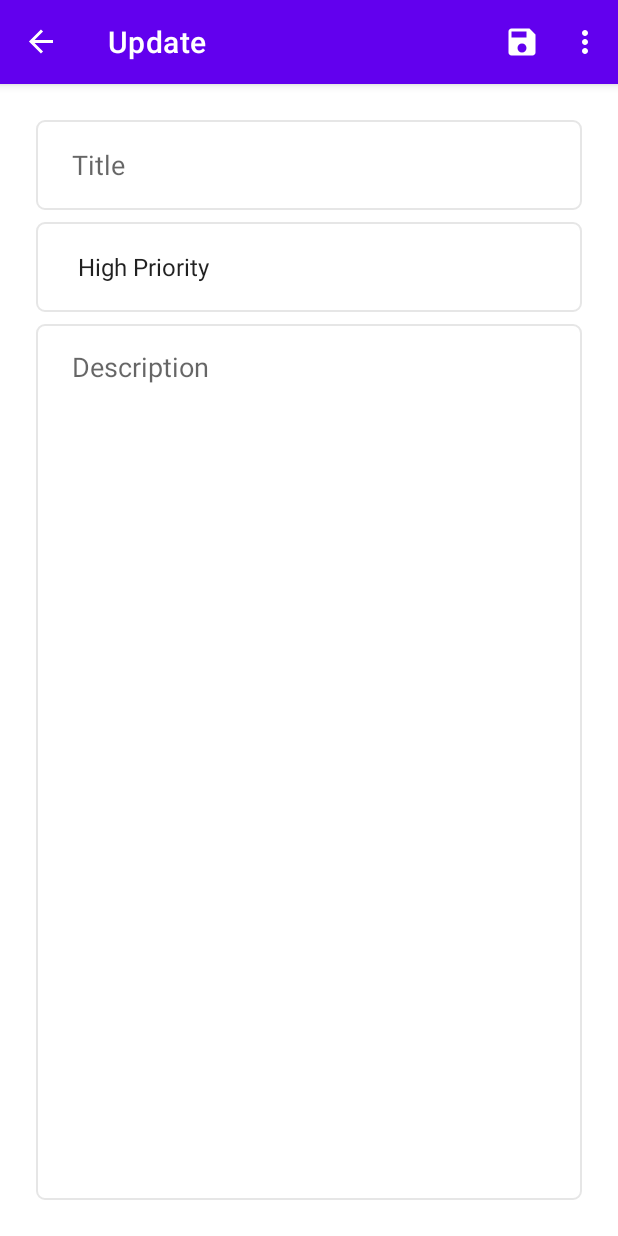
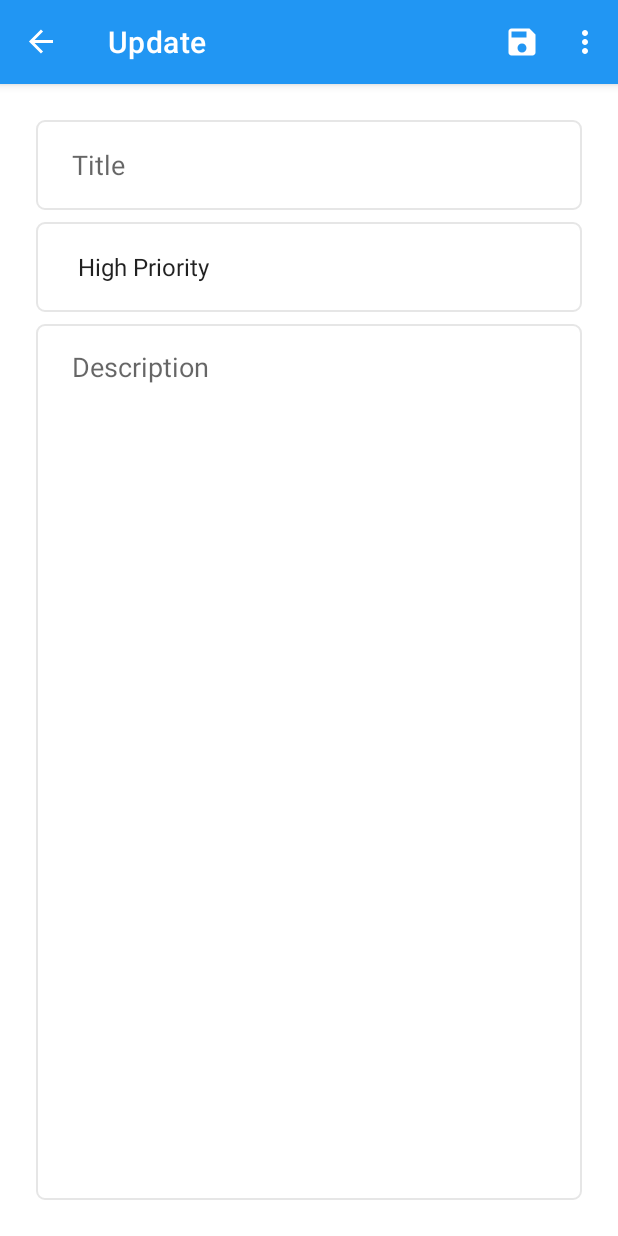
Before and after one commit to A-Fares/ToDo-App, an Android app: the UpdateFragment screen opened through its navigation route, on a phone screen of 412 x 824 dp. Run offline under Robolectric (Android 15) with nearby library versions, the phone set to English and light mode, and no system bars; our stand-ins replace Room's generated code, navigation-ui.

Commit message:
Change Themes

```diff
--- a/app/src/main/res/drawable/custom_input.xml
+++ b/app/src/main/res/drawable/custom_input.xml
@@ -4,7 +4,7 @@
     <item android:state_enabled="true" android:state_focused="true">
         <shape android:shape="rectangle">
             <solid android:color="@color/white"/>
-            <stroke android:width="1dp" android:color="@color/purple_500"/>
+            <stroke android:width="1dp" android:color="@color/blue_500"/>
             <corners android:radius="5dp"/>
         </shape>
     </item>
--- a/app/src/main/res/values-night/themes.xml
+++ b/app/src/main/res/values-night/themes.xml
@@ -2,12 +2,12 @@
     <!-- Base application theme. -->
     <style name="Theme.ToDo" parent="Theme.MaterialComponents.DayNight.DarkActionBar">
         <!-- Primary brand color. -->
-        <item name="colorPrimary">@color/purple_200</item>
-        <item name="colorPrimaryVariant">@color/purple_700</item>
+        <item name="colorPrimary">@color/blue_200</item>
+        <item name="colorPrimaryVariant">@color/blue_800</item>
         <item name="colorOnPrimary">@color/black</item>
         <!-- Secondary brand color. -->
-        <item name="colorSecondary">@color/teal_200</item>
-        <item name="colorSecondaryVariant">@color/teal_200</item>
+        <item name="colorSecondary">@color/blue_gray_700</item>
+        <item name="colorSecondaryVariant">@color/blue_gray_200</item>
         <item name="colorOnSecondary">@color/black</item>
         <!-- Status bar color. -->
         <item name="android:statusBarColor" tools:targetApi="l">?attr/colorPrimaryVariant</item>
--- a/app/src/main/res/values/colors.xml
+++ b/app/src/main/res/values/colors.xml
@@ -1,10 +1,10 @@
 <?xml version="1.0" encoding="utf-8"?>
 <resources>
-    <color name="purple_200">#FFBB86FC</color>
-    <color name="purple_500">#FF6200EE</color>
-    <color name="purple_700">#FF3700B3</color>
-    <color name="teal_200">#FF03DAC5</color>
-    <color name="teal_700">#FF018786</color>
+    <color name="blue_200">#90CAF9</color>
+    <color name="blue_500">#2196F3</color>
+    <color name="blue_800">#1565C0</color>
+    <color name="blue_gray_200">#B0BEC5</color>
+    <color name="blue_gray_700">#455A64</color>
     <color name="black">#FF000000</color>
 
     <color name="white">#FFFFFF</color>
--- a/app/src/main/res/values/themes.xml
+++ b/app/src/main/res/values/themes.xml
@@ -2,12 +2,12 @@
     <!-- Base application theme. -->
     <style name="Theme.ToDo" parent="Theme.MaterialComponents.DayNight.DarkActionBar">
         <!-- Primary brand color. -->
-        <item name="colorPrimary">@color/purple_500</item>
-        <item name="colorPrimaryVariant">@color/purple_700</item>
+        <item name="colorPrimary">@color/blue_500</item>
+        <item name="colorPrimaryVariant">@color/blue_800</item>
         <item name="colorOnPrimary">@color/white</item>
         <!-- Secondary brand color. -->
-        <item name="colorSecondary">@color/teal_200</item>
-        <item name="colorSecondaryVariant">@color/teal_700</item>
+        <item name="colorSecondary">@color/blue_gray_200</item>
+        <item name="colorSecondaryVariant">@color/blue_gray_700</item>
         <item name="colorOnSecondary">@color/black</item>
         <!-- Status bar color. -->
         <item name="android:statusBarColor" tools:targetApi="l">?attr/colorPrimaryVariant</item>
```
